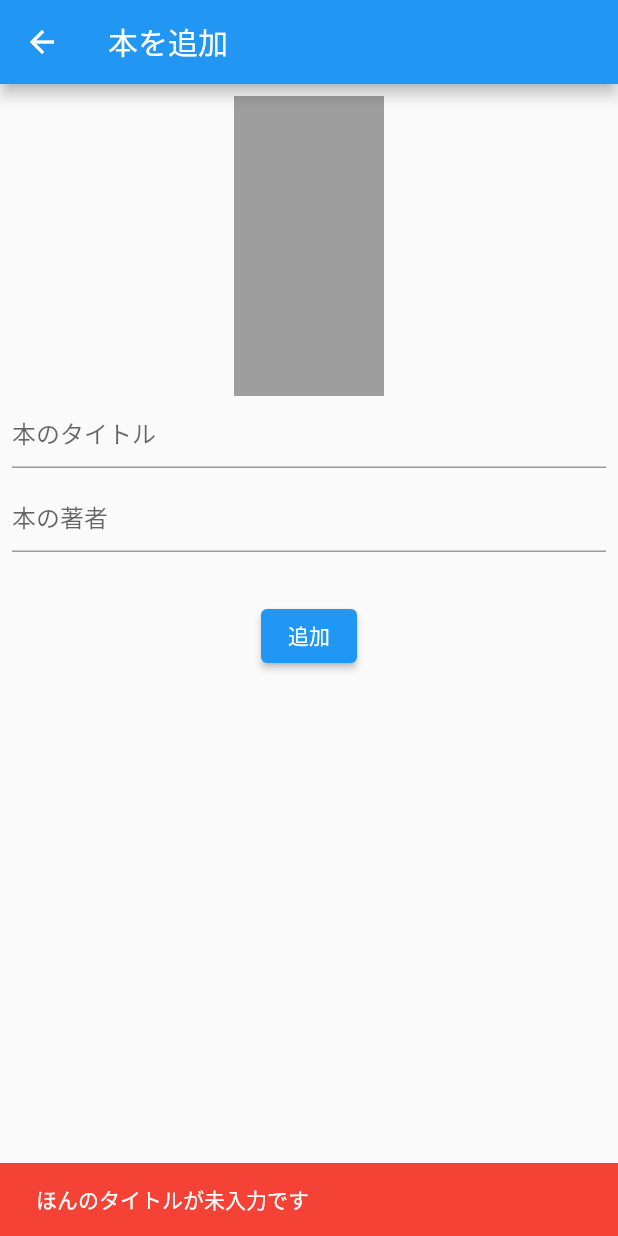
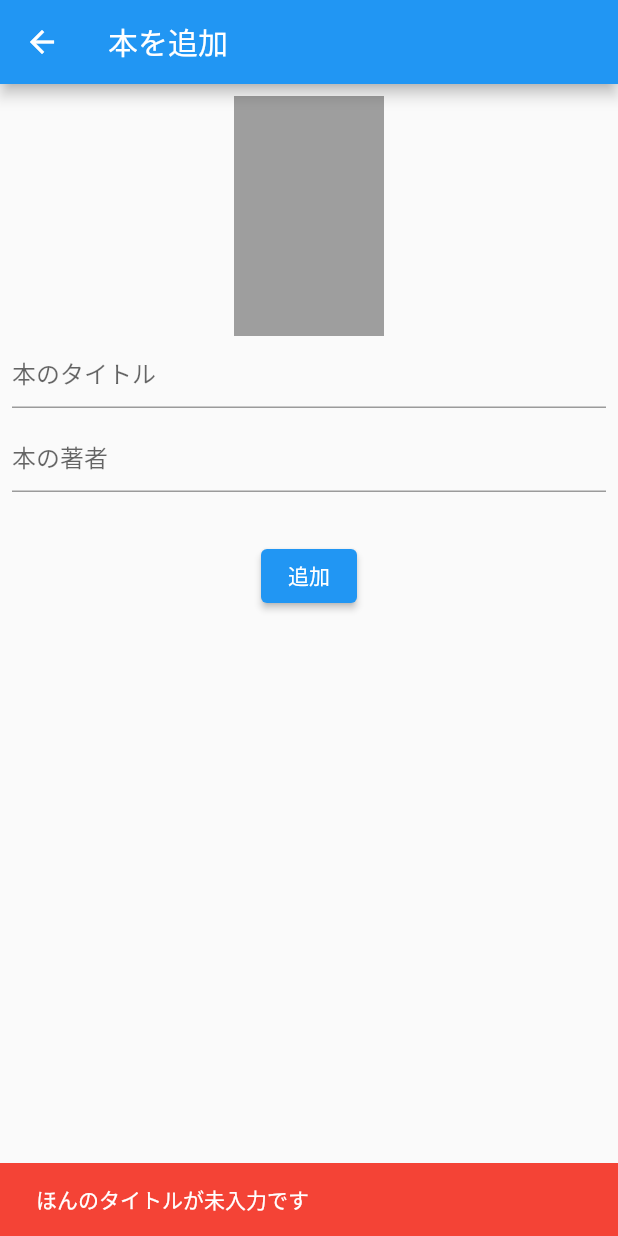
Before and after one commit to nfrutta/flutter-samples, a Flutter app: the AddBookPage screen opened directly, after a tap on "追加", on a phone screen of 412 x 824 dp. Run offline on Flutter 3.47's test engine with Material 2 defaults, Android fonts, the phone set to English and light mode, and no system bars; our stand-ins replace cloud_firestore, firebase_core, firebase_storage, flutter_slidable, image_picker, shared_preferences; accounts and stored records are empty.

Commit message:
画像アップロード編完了

```diff
--- a/project/book_list_sample_kboy/lib/add_book/add_book_model.dart
+++ b/project/book_list_sample_kboy/lib/add_book/add_book_model.dart
@@ -1,15 +1,27 @@
 import 'dart:io';
 
 import 'package:cloud_firestore/cloud_firestore.dart';
+import 'package:firebase_storage/firebase_storage.dart';
 import 'package:flutter/material.dart';
-//import 'package:image_picker/image_picker.dart';
+import 'package:image_picker/image_picker.dart';
 
 class AddBookModel extends ChangeNotifier {
   String? title;
   String? author;
   File? imageFile;
+  bool isLoading = false;
 
-  //final picker = ImagePicker();
+  void startLoading() {
+    isLoading = true;
+    notifyListeners();
+  }
+
+  void endLoading() {
+    isLoading = false;
+    notifyListeners();
+  }
+
+  final picker = ImagePicker();
 
   Future addBook() async {
     if (title == null || title == "") {
@@ -20,17 +32,30 @@ class AddBookModel extends ChangeNotifier {
       throw '著者が未入力です';
     }
 
+    final doc = FirebaseFirestore.instance.collection('books').doc();
+
+    String? imgURL;
+    if (imageFile != null) {
+      // strageにアップロード
+      final task = await FirebaseStorage.instance
+          .ref('books/${doc.id}')
+          .putFile(imageFile!);
+      imgURL = await task.ref.getDownloadURL();
+    }
+
     // firestoreに追加
-    await FirebaseFirestore.instance.collection('books').add({
+    await doc.set({
       'title': title,
       'author': author,
+      'imgURL': imgURL,
     });
   }
 
   Future pickImage() async {
-    // final pickedFile = await picker.pickImage(source: ImageSource.gallery);
-    // if (pickedFile != null) {
-    //   imageFile = File(pickedFile.path);
-    // }
+    final pickedFile = await picker.pickImage(source: ImageSource.gallery);
+    if (pickedFile != null) {
+      imageFile = File(pickedFile.path);
+      notifyListeners();
+    }
   }
 }
--- a/project/book_list_sample_kboy/lib/add_book/add_book_page.dart
+++ b/project/book_list_sample_kboy/lib/add_book/add_book_page.dart
@@ -14,16 +14,23 @@ class AddBookPage extends StatelessWidget {
         ),
         body: Center(
           child: Consumer<AddBookModel>(builder: (context, model, child) {
-            return Padding(
+            return Stack(
+              children: [
+                Padding(
                   padding: const EdgeInsets.all(8.0),
                   child: Column(
                     children: [
-                  SizedBox(
+                      GestureDetector(
+                        child: SizedBox(
                           width: 100,
-                    height: 200,
+                          height: 160,
                           child: model.imageFile != null
                               ? Image.file(model.imageFile!)
                               : Container(color: Colors.grey),
+                        ),
+                        onTap: () async {
+                          await model.pickImage();
+                        },
                       ),
                       TextField(
                         decoration: InputDecoration(hintText: '本のタイトル'),
@@ -47,6 +54,7 @@ class AddBookPage extends StatelessWidget {
                           onPressed: () async {
                             // 追加処理
                             try {
+                              model.startLoading();
                               await model.addBook();
                               Navigator.of(context).pop(true);
                             } catch (e) {
@@ -54,12 +62,21 @@ class AddBookPage extends StatelessWidget {
                                 backgroundColor: Colors.red,
                                 content: Text(e.toString()),
                               );
-                          ScaffoldMessenger.of(context).showSnackBar(snackBar);
+                              ScaffoldMessenger.of(context)
+                                  .showSnackBar(snackBar);
+                            } finally {
+                              model.endLoading();
                             }
                           },
                           child: Text('追加')),
                     ],
                   ),
+                ),
+                if (model.isLoading)
+                  Container(
+                      color: Colors.black54,
+                      child: Center(child: CircularProgressIndicator())),
+              ],
             );
           }),
         ),
```
Also changed, not shown: 1 other file. Lines whose indentation alone changed are shown as unchanged.
